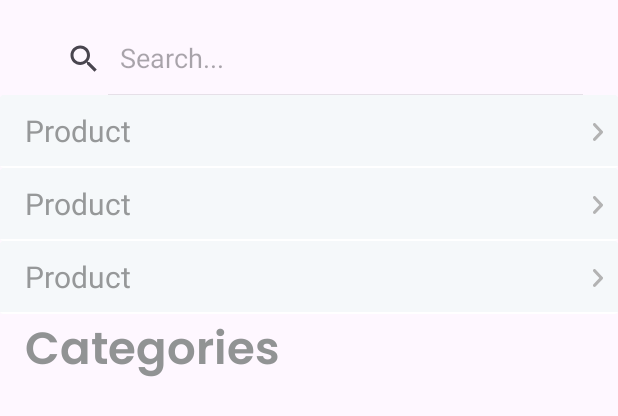
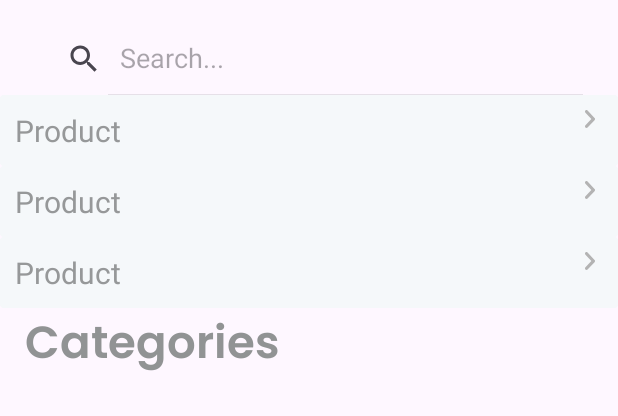
Before and after one commit to beleskib/eCommerceFurniture, an Android app: the layout fragment_search.xml on its own in the app's theme, with its tools: preview values and no code run, on a phone screen of 412 x 824 dp. Shown: the top 416 px of the screen. Run offline under Robolectric (Android 15) with nearby library versions, the phone set to English and light mode, and no system bars.

Commit message:
search products itemdec

```diff
--- a/app/src/main/java/com/example/ecommercefurniture/fragments/shopping/SearchFragment.kt
+++ b/app/src/main/java/com/example/ecommercefurniture/fragments/shopping/SearchFragment.kt
@@ -6,6 +6,7 @@ import android.view.View
 import android.view.ViewGroup
 import android.widget.SearchView
 import android.widget.Toast
+import androidx.core.widget.NestedScrollView
 import androidx.fragment.app.Fragment
 import androidx.lifecycle.lifecycleScope
 import androidx.navigation.fragment.findNavController
@@ -24,7 +25,9 @@ import com.example.ecommercefurniture.fragments.categories.ChairFragment
 import com.example.ecommercefurniture.fragments.categories.CupboardFragment
 import com.example.ecommercefurniture.fragments.categories.FurnitureFragment
 import com.example.ecommercefurniture.fragments.categories.TableFragment
+import com.example.ecommercefurniture.util.HorizontalItemDecoration
 import com.example.ecommercefurniture.util.Resource
+import com.example.ecommercefurniture.util.showBottomNavigationView
 import com.example.ecommercefurniture.viewmodel.SearchViewModel
 import dagger.hilt.android.AndroidEntryPoint
 import kotlinx.coroutines.flow.collectLatest
@@ -115,6 +118,13 @@ class SearchFragment: Fragment(R.layout.fragment_search) {
         searchCategoryAdapter.onItemClick = { category ->
             navigateToCategoryFragment(category)
         }
+        binding.searchNestedScroll
+            .setOnScrollChangeListener(NestedScrollView.OnScrollChangeListener{ view, _, scrollY, _, _ ->
+                if (view.getChildAt(0).bottom <= view.height + scrollY) {
+                    viewModel.getProducts()
+
+                }
+            })
     }
 
     private fun navigateToCategoryFragment(category: Category) {
@@ -150,6 +160,7 @@ class SearchFragment: Fragment(R.layout.fragment_search) {
         binding.rvSearchProducts.apply {
             layoutManager = LinearLayoutManager(requireContext(), RecyclerView.VERTICAL, false)
             adapter = searchProductsAdapter
+            addItemDecoration(HorizontalItemDecoration())
         }
     }
     private fun setupSearchCategoryRV() {
@@ -165,4 +176,8 @@ class SearchFragment: Fragment(R.layout.fragment_search) {
         val action = SearchFragmentDirections.actionSearchFragmentToProductDetailsFragment(product)
         findNavController().navigate(action)
     }
+    override fun onResume() {
+        super.onResume()
+        showBottomNavigationView()
+    }
 }
--- a/app/src/main/java/com/example/ecommercefurniture/viewmodel/RegisterViewModel.kt
+++ b/app/src/main/java/com/example/ecommercefurniture/viewmodel/RegisterViewModel.kt
@@ -37,7 +37,6 @@ class  RegisterViewModel @Inject constructor(
             .addOnSuccessListener {
                 it.user?.let {
                     saveUserInfo(it.uid, user)
-              //      _register.value = Resource.Success(it)
                 }
             }.addOnFailureListener {
                 _register.value = Resource.Error(it.message.toString())
--- a/app/src/main/java/com/example/ecommercefurniture/viewmodel/SearchViewModel.kt
+++ b/app/src/main/java/com/example/ecommercefurniture/viewmodel/SearchViewModel.kt
@@ -34,7 +34,7 @@ class SearchViewModel @Inject constructor(
         getProducts()
     }
 
-    private fun getProducts() {
+     fun getProducts() {
             if (!pagingSearchInfo.isPagingEnd) {
             viewModelScope.launch {
             _searchProducts.emit(Resource.Loading())
--- a/app/src/main/res/layout/fragment_search.xml
+++ b/app/src/main/res/layout/fragment_search.xml
@@ -4,7 +4,8 @@
     android:layout_height="match_parent"
     xmlns:app="http://schemas.android.com/apk/res-auto"
     xmlns:tools="http://schemas.android.com/tools"
-    android:fillViewport="true">
+    android:fillViewport="true"
+    android:id="@+id/searchNestedScroll">
 
     <androidx.constraintlayout.widget.ConstraintLayout
         android:layout_width="match_parent"
--- a/app/src/main/res/layout/search_rv_item.xml
+++ b/app/src/main/res/layout/search_rv_item.xml
@@ -7,7 +7,7 @@
     android:backgroundTint="@color/g_white"
     app:cardElevation="0dp">
 
-    <androidx.constraintlayout.widget.ConstraintLayout
+    <RelativeLayout
         android:layout_width="match_parent"
         android:layout_height="wrap_content">
 
@@ -16,10 +16,7 @@
             android:layout_width="0dp"
             android:layout_height="1dp"
             android:layout_marginTop="10dp"
-            android:background="@color/white"
-            app:layout_constraintBottom_toBottomOf="parent"
-            app:layout_constraintEnd_toEndOf="parent"
-            app:layout_constraintStart_toStartOf="parent" />
+            android:background="@color/white" />
 
         <TextView
             android:id="@+id/tvSearchProductName"
@@ -28,26 +25,17 @@
             android:padding="10dp"
             android:text="Product"
             android:textColor="@color/g_gray500"
-            android:textSize="20sp"
-            app:layout_constraintBottom_toBottomOf="parent"
-            app:layout_constraintBottom_toTopOf="@id/line"
-            app:layout_constraintEnd_toEndOf="parent"
-            app:layout_constraintHorizontal_bias="0.021"
-            app:layout_constraintStart_toStartOf="parent"
-            app:layout_constraintTop_toTopOf="parent"
-            app:layout_constraintVertical_bias="0.0"
-            tools:ignore="MissingConstraints" />
+            android:textSize="20sp" />
 
         <ImageView
             android:layout_width="wrap_content"
             android:layout_height="wrap_content"
+            android:layout_gravity="end"
+            android:layout_marginStart="380dp"
+            android:foregroundGravity="center"
             android:padding="10dp"
-            android:src="@drawable/ic_arrow"
-            app:layout_constraintBottom_toBottomOf="parent"
-            app:layout_constraintEnd_toEndOf="parent"
-            app:layout_constraintLeft_toRightOf="@id/tvSearchProductName"
-            app:layout_constraintTop_toTopOf="parent" />
+            android:src="@drawable/ic_arrow" />
 
-    </androidx.constraintlayout.widget.ConstraintLayout>
+    </RelativeLayout>
 
 </androidx.cardview.widget.CardView>
```
